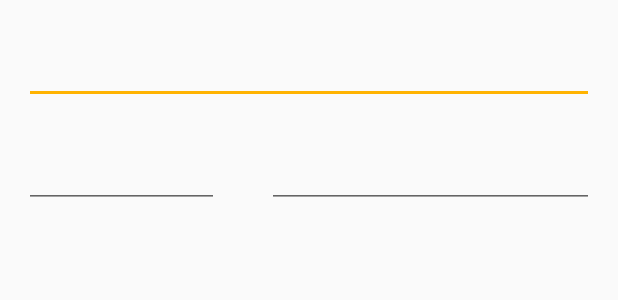
After one commit to goodibunakov/iRemember, an Android app: the layout dialog_task.xml on its own in the app's theme, with its tools: preview values and no code run, on a phone screen of 412 x 824 dp. The commit adds this screen. Shown: the top 300 px of the screen. Run offline under Robolectric (Android 15) with nearby library versions, the phone set to English and light mode, and no system bars.

Commit message:
Добавлены диалоги создания таска, даты и времени.

```diff
--- /dev/null
+++ b/IRemember/app/src/main/res/layout/dialog_task.xml
@@ -0,0 +1,68 @@
+<?xml version="1.0" encoding="utf-8"?>
+<ScrollView xmlns:android="http://schemas.android.com/apk/res/android"
+    xmlns:tools="http://schemas.android.com/tools"
+    android:layout_width="match_parent"
+    android:layout_height="wrap_content"
+    android:orientation="vertical">
+
+    <RelativeLayout
+        android:layout_width="match_parent"
+        android:layout_height="wrap_content">
+
+        <com.google.android.material.textfield.TextInputLayout
+            android:id="@+id/dialogTaskTitle"
+            android:layout_width="match_parent"
+            android:layout_height="wrap_content"
+            android:layout_marginLeft="16dp"
+            android:layout_marginTop="16dp"
+            android:layout_marginRight="16dp">
+
+            <EditText
+                android:id="@+id/title"
+                android:layout_width="match_parent"
+                android:layout_height="wrap_content"
+                android:textSize="16sp" />
+
+        </com.google.android.material.textfield.TextInputLayout>
+
+        <com.google.android.material.textfield.TextInputLayout
+            android:id="@+id/dialogTaskDate"
+            android:layout_width="130dp"
+            android:layout_height="wrap_content"
+            android:layout_below="@id/dialogTaskTitle"
+            android:layout_marginLeft="16dp"
+            android:layout_marginTop="16dp"
+            android:layout_marginRight="16dp">
+
+            <EditText
+                android:id="@+id/date"
+                android:layout_width="match_parent"
+                android:layout_height="wrap_content"
+                android:cursorVisible="false"
+                android:focusableInTouchMode="false"
+                android:inputType="none"
+                android:textSize="16sp"
+                tools:ignore="TextFields" />
+        </com.google.android.material.textfield.TextInputLayout>
+
+        <com.google.android.material.textfield.TextInputLayout
+            android:id="@+id/dialogTaskTime"
+            android:layout_width="match_parent"
+            android:layout_height="wrap_content"
+            android:layout_below="@id/dialogTaskTitle"
+            android:layout_marginLeft="16dp"
+            android:layout_marginTop="16dp"
+            android:layout_marginRight="16dp"
+            android:layout_toEndOf="@id/dialogTaskDate">
+
+            <EditText
+                android:id="@+id/time"
+                android:layout_width="match_parent"
+                android:layout_height="wrap_content"
+                android:cursorVisible="false"
+                android:focusableInTouchMode="false"
+                android:inputType="none"
+                android:textSize="16sp" />
+        </com.google.android.material.textfield.TextInputLayout>
+    </RelativeLayout>
+</ScrollView>
--- /dev/null
+++ b/IRemember/app/src/main/res/values-v21/dimens.xml
@@ -0,0 +1,4 @@
+<?xml version="1.0" encoding="utf-8"?>
+<resources>
+    <dimen name="fab_margin">16dp</dimen>
+</resources>
--- a/IRemember/app/src/main/res/values/colors.xml
+++ b/IRemember/app/src/main/res/values/colors.xml
@@ -5,4 +5,5 @@
     <color name="colorPrimaryLight">#64dd17</color>
     <color name="colorAccent">#ffb300</color>
     <color name="colorAccentLight">#ffea00</color>
+    <color name="colorDarkGrey">#3D3D3D</color>
 </resources>
--- /dev/null
+++ b/IRemember/app/src/main/res/values/dimens.xml
@@ -0,0 +1,4 @@
+<?xml version="1.0" encoding="utf-8"?>
+<resources>
+    <dimen name="fab_margin">0dp</dimen>
+</resources>
--- a/IRemember/app/src/main/res/values/styles.xml
+++ b/IRemember/app/src/main/res/values/styles.xml
@@ -1,7 +1,7 @@
 <resources>
 
     <!-- Base application theme. -->
-    <style name="AppTheme" parent="Theme.AppCompat.NoActionBar">
+    <style name="AppTheme" parent="Theme.AppCompat.Light.NoActionBar">
         <!-- Customize your theme here. -->
         <item name="colorPrimary">@color/colorPrimary</item>
         <item name="colorPrimaryDark">@color/colorPrimaryDark</item>
```
Also changed, not shown: IRemember/app/build.gradle (+7 -1 lines), IRemember/app/src/main/java/ru/goodibunakov/iremember/MainActivity.java (+28 -7 lines), IRemember/app/src/main/java/ru/goodibunakov/iremember/PreferenceHelper.java (+8 -8 lines), IRemember/app/src/main/java/ru/goodibunakov/iremember/Utils.java (added, +16 -0 lines), IRemember/app/src/main/java/ru/goodibunakov/iremember/dialog/AddingTaskDialogFragment.java (added, +165 -0 lines), IRemember/app/src/main/java/ru/goodibunakov/iremember/dialog/DatePickerController.java (added, +26 -0 lines), IRemember/app/src/main/java/ru/goodibunakov/iremember/dialog/TimePickerController.java (added, +22 -0 lines), IRemember/app/src/main/java/ru/goodibunakov/iremember/fragment/CurrentTaskFragment.java (+28 -3 lines), IRemember/app/src/main/java/ru/goodibunakov/iremember/fragment/DoneTaskFragment.java (+14 -2 lines), IRemember/app/src/main/java/ru/goodibunakov/iremember/fragment/SplashFragment.java (+12 -5 lines), IRemember/app/src/main/res/layout/activity_main.xml (+3 -12 lines), IRemember/app/src/main/res/layout/fragment_current_task.xml (+4 -4 lines), IRemember/app/src/main/res/layout/model_task.xml (added, +34 -0 lines), IRemember/app/src/main/res/values/strings.xml (+16 -1 lines).
